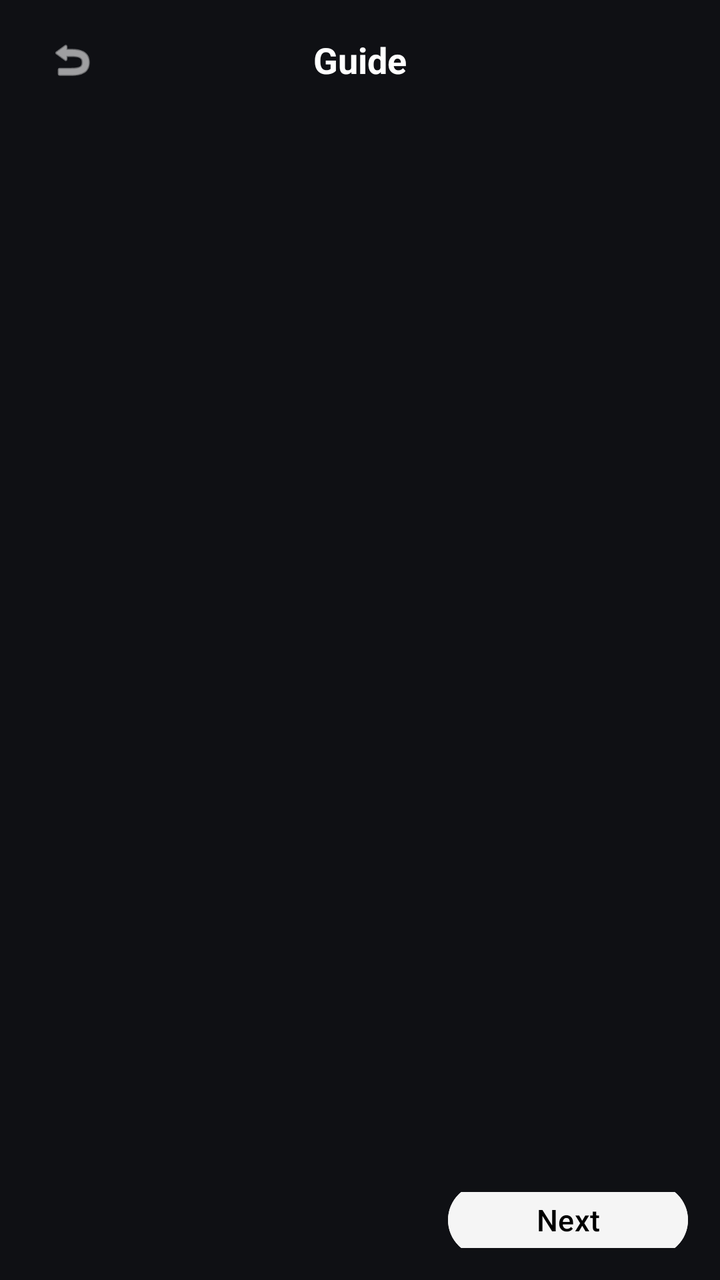
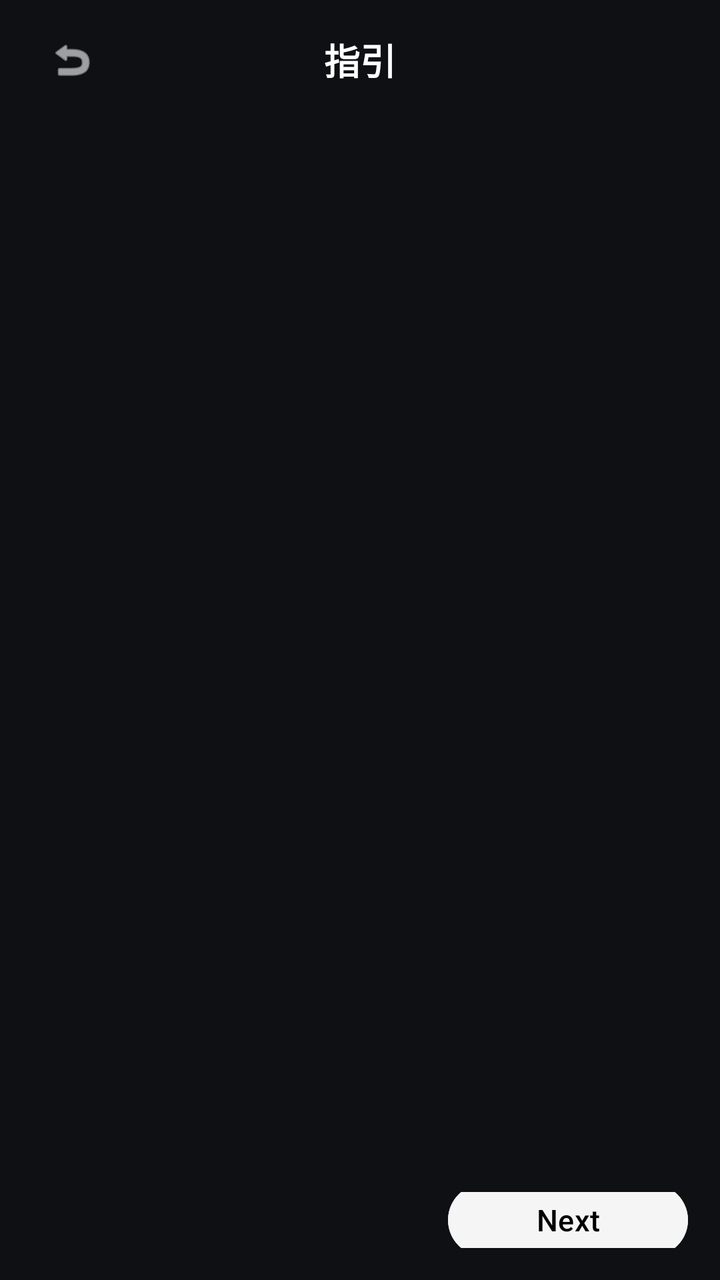

Before-and-after screenshots of an Android layout around one commit, followed by the original layout XML and the change that was made.
<!-- AndroidManifest.xml: application theme Theme.HeyCyan -->
<!-- res/layout/activity_guide_photo_video.xml -->
﻿<?xml version="1.0" encoding="utf-8"?>
<LinearLayout xmlns:android="http://schemas.android.com/apk/res/android" xmlns:app="http://schemas.android.com/apk/res-auto" android:layout_width="match_parent" android:layout_height="match_parent" android:background="#0F1014" android:orientation="vertical" android:fitsSystemWindows="true">
    <RelativeLayout android:layout_width="match_parent" android:layout_height="60dp" android:paddingHorizontal="16dp">
        <ImageView android:id="@+id/btnBack" android:layout_width="40dp" android:layout_height="40dp" android:layout_centerVertical="true" android:padding="8dp" android:src="@android:drawable/ic_menu_revert" app:tint="#FFFFFF" />
        <TextView android:layout_width="wrap_content" android:layout_height="wrap_content" android:layout_centerInParent="true" android:text="Guide" android:textColor="#FFFFFF" android:textSize="18sp" android:textStyle="bold" />
    </RelativeLayout>
    <LinearLayout android:layout_width="match_parent" android:layout_height="0dp" android:layout_weight="1" android:gravity="center" android:orientation="vertical" android:padding="30dp">
        <TextView android:id="@+id/tvStepNumber" android:layout_width="wrap_content" android:layout_height="wrap_content" android:textColor="#888888" android:textSize="14sp" />
        <TextView android:id="@+id/tvGuideTitle" android:layout_width="wrap_content" android:layout_height="wrap_content" android:layout_marginTop="20dp" android:textColor="#FFFFFF" android:textSize="24sp" android:textStyle="bold" />
        <TextView android:id="@+id/tvGuideSubtitle" android:layout_width="wrap_content" android:layout_height="wrap_content" android:layout_marginTop="10dp" android:textColor="#AAAAAA" android:textSize="18sp" />
        <TextView android:id="@+id/tvGuideDetail" android:layout_width="match_parent" android:layout_height="wrap_content" android:layout_marginTop="16dp" android:textColor="#888888" android:textSize="14sp" android:gravity="center" />
    </LinearLayout>
    <LinearLayout android:layout_width="match_parent" android:layout_height="60dp" android:gravity="center" android:orientation="horizontal" android:padding="16dp">
        <TextView android:id="@+id/btnSkip" android:layout_width="wrap_content" android:layout_height="wrap_content" android:padding="12dp" android:text="Skip" android:textColor="#666666" android:textSize="14sp" />
        <View android:layout_width="0dp" android:layout_height="1dp" android:layout_weight="1" />
        <Button android:id="@+id/btnNext" android:layout_width="120dp" android:layout_height="44dp" android:backgroundTint="#F5F5F5" android:text="Next" android:textColor="#000000" android:textSize="15sp" app:cornerRadius="22dp" />
    </LinearLayout>
</LinearLayout>
<!-- resources referenced by this layout -->
<resources>
  <style name="Theme.HeyCyan" parent="Base.Theme.HeyCyan" />
  <style name="Base.Theme.HeyCyan" parent="Theme.Material3.DayNight.NoActionBar">
          
          
      </style>
</resources>

<!-- the commit's change to res/layout/activity_guide_photo_video.xml (unified diff, before → after) -->
@@ -1,18 +1,96 @@
 ﻿<?xml version="1.0" encoding="utf-8"?>
-<LinearLayout xmlns:android="http://schemas.android.com/apk/res/android" xmlns:app="http://schemas.android.com/apk/res-auto" android:layout_width="match_parent" android:layout_height="match_parent" android:background="#0F1014" android:orientation="vertical" android:fitsSystemWindows="true">
-    <RelativeLayout android:layout_width="match_parent" android:layout_height="60dp" android:paddingHorizontal="16dp">
-        <ImageView android:id="@+id/btnBack" android:layout_width="40dp" android:layout_height="40dp" android:layout_centerVertical="true" android:padding="8dp" android:src="@android:drawable/ic_menu_revert" app:tint="#FFFFFF" />
-        <TextView android:layout_width="wrap_content" android:layout_height="wrap_content" android:layout_centerInParent="true" android:text="Guide" android:textColor="#FFFFFF" android:textSize="18sp" android:textStyle="bold" />
+<LinearLayout
+    xmlns:android="http://schemas.android.com/apk/res/android"
+    xmlns:app="http://schemas.android.com/apk/res-auto"
+    android:layout_width="match_parent"
+    android:layout_height="match_parent"
+    android:background="#0F1014"
+    android:orientation="vertical"
+    android:fitsSystemWindows="true">
+    <RelativeLayout
+        android:layout_width="match_parent"
+        android:layout_height="60dp"
+        android:paddingHorizontal="16dp">
+        <ImageView
+            android:id="@+id/btnBack"
+            android:layout_width="40dp"
+            android:layout_height="40dp"
+            android:layout_centerVertical="true"
+            android:padding="8dp"
+            android:src="@android:drawable/ic_menu_revert"
+            app:tint="#FFFFFF" />
+        <TextView
+            android:layout_width="wrap_content"
+            android:layout_height="wrap_content"
+            android:layout_centerInParent="true"
+            android:text="指引"
+            android:textColor="#FFFFFF"
+            android:textSize="18sp"
+            android:textStyle="bold" />
     </RelativeLayout>
-    <LinearLayout android:layout_width="match_parent" android:layout_height="0dp" android:layout_weight="1" android:gravity="center" android:orientation="vertical" android:padding="30dp">
-        <TextView android:id="@+id/tvStepNumber" android:layout_width="wrap_content" android:layout_height="wrap_content" android:textColor="#888888" android:textSize="14sp" />
-        <TextView android:id="@+id/tvGuideTitle" android:layout_width="wrap_content" android:layout_height="wrap_content" android:layout_marginTop="20dp" android:textColor="#FFFFFF" android:textSize="24sp" android:textStyle="bold" />
-        <TextView android:id="@+id/tvGuideSubtitle" android:layout_width="wrap_content" android:layout_height="wrap_content" android:layout_marginTop="10dp" android:textColor="#AAAAAA" android:textSize="18sp" />
-        <TextView android:id="@+id/tvGuideDetail" android:layout_width="match_parent" android:layout_height="wrap_content" android:layout_marginTop="16dp" android:textColor="#888888" android:textSize="14sp" android:gravity="center" />
+    <LinearLayout
+        android:layout_width="match_parent"
+        android:layout_height="0dp"
+        android:layout_weight="1"
+        android:gravity="center"
+        android:orientation="vertical"
+        android:padding="30dp">
+        <TextView
+            android:id="@+id/tvStepNumber"
+            android:layout_width="wrap_content"
+            android:layout_height="wrap_content"
+            android:textColor="#888888"
+            android:textSize="14sp" />
+        <TextView
+            android:id="@+id/tvGuideTitle"
+            android:layout_width="wrap_content"
+            android:layout_height="wrap_content"
+            android:layout_marginTop="20dp"
+            android:textColor="#FFFFFF"
+            android:textSize="24sp"
+            android:textStyle="bold" />
+        <TextView
+            android:id="@+id/tvGuideSubtitle"
+            android:layout_width="wrap_content"
+            android:layout_height="wrap_content"
+            android:layout_marginTop="10dp"
+            android:textColor="#AAAAAA"
+            android:textSize="18sp" />
+        <TextView
+            android:id="@+id/tvGuideDetail"
+            android:layout_width="match_parent"
+            android:layout_height="wrap_content"
+            android:layout_marginTop="16dp"
+            android:textColor="#888888"
+            android:textSize="14sp"
+            android:gravity="center" />
     </LinearLayout>
-    <LinearLayout android:layout_width="match_parent" android:layout_height="60dp" android:gravity="center" android:orientation="horizontal" android:padding="16dp">
-        <TextView android:id="@+id/btnSkip" android:layout_width="wrap_content" android:layout_height="wrap_content" android:padding="12dp" android:text="Skip" android:textColor="#666666" android:textSize="14sp" />
-        <View android:layout_width="0dp" android:layout_height="1dp" android:layout_weight="1" />
-        <Button android:id="@+id/btnNext" android:layout_width="120dp" android:layout_height="44dp" android:backgroundTint="#F5F5F5" android:text="Next" android:textColor="#000000" android:textSize="15sp" app:cornerRadius="22dp" />
+    <LinearLayout
+        android:layout_width="match_parent"
+        android:layout_height="60dp"
+        android:gravity="center"
+        android:orientation="horizontal"
+        android:padding="16dp">
+        <TextView
+            android:id="@+id/btnSkip"
+            android:layout_width="wrap_content"
+            android:layout_height="wrap_content"
+            android:padding="12dp"
+            android:text="Skip"
+            android:textColor="#666666"
+            android:textSize="14sp" />
+        <View
+            android:layout_width="0dp"
+            android:layout_height="1dp"
+            android:layout_weight="1" />
+        <Button
+            android:id="@+id/btnNext"
+            android:layout_width="120dp"
+            android:layout_height="44dp"
+            android:backgroundTint="#F5F5F5"
+            android:text="Next"
+            android:textColor="#000000"
+            android:textSize="15sp"
+            app:cornerRadius="22dp" />
     </LinearLayout>
 </LinearLayout>
